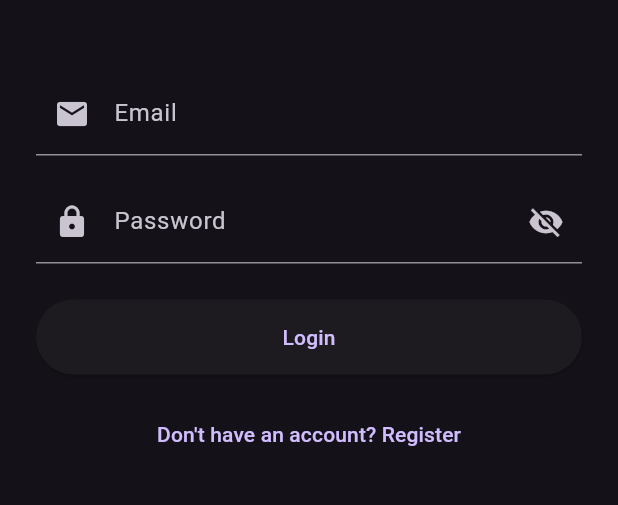
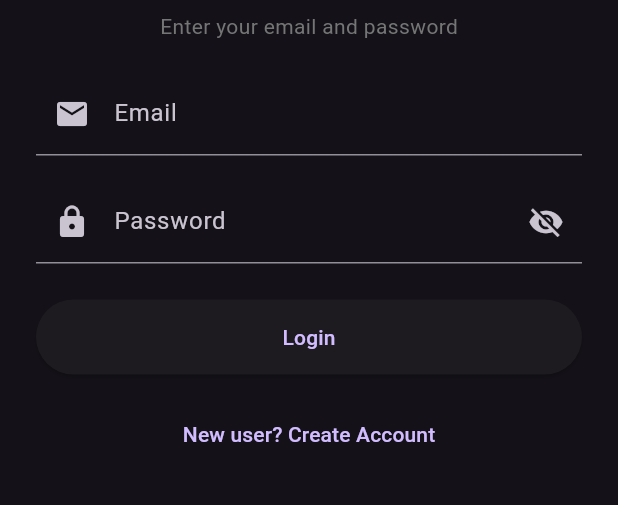
Before and after one commit to akihmluh-collab/AutoMobileAssist, a Flutter app: the screen it shows after launch, on a phone screen of 412 x 824 dp, the part 413-918 px from its top. Run offline on Flutter 3.47's test engine with Material 3 defaults, Android fonts, the phone set to English and light mode, and no system bars; our stand-ins replace cloud_firestore, firebase_auth, firebase_core; accounts and stored records are empty.

Commit message:
Phase 2 Complete: Auth + Dashboards + UI fixes (removed Admin from registration)

```diff
--- a/lib/providers/auth_provider.dart
+++ b/lib/providers/auth_provider.dart
@@ -39,11 +39,11 @@ class AuthProvider with ChangeNotifier {
     return user != null;
   }
 
-  Future<bool> register(String email, String password, String name, String role) async {
+  Future<bool> register(String email, String password, String name, String phone, String role) async {
     _loading = true;
     notifyListeners();
 
-    final user = await _authService.register(email, password, name, role);
+    final user = await _authService.register(email, password, name, phone, role);
     _user = user;
     _loading = false;
     notifyListeners();
--- a/lib/screens/auth/login_screen.dart
+++ b/lib/screens/auth/login_screen.dart
@@ -50,7 +50,12 @@ class _LoginScreenState extends State<LoginScreen> {
               'Auto-Mobile Assist',
               style: TextStyle(fontSize: 28, fontWeight: FontWeight.bold),
             ),
-            const SizedBox(height: 48),
+            const SizedBox(height: 8),
+            Text(
+              'Enter your email and password',
+              style: TextStyle(color: Colors.grey.shade600),
+            ),
+            const SizedBox(height: 20),
             TextField(
               controller: _emailController,
               decoration: const InputDecoration(
@@ -92,7 +97,7 @@ class _LoginScreenState extends State<LoginScreen> {
                   MaterialPageRoute(builder: (_) => const RegisterScreen()),
                 );
               },
-              child: const Text("Don't have an account? Register"),
+              child: const Text("New user? Create Account"),
             ),
           ],
         ),
```
Also changed, not shown: lib/screens/auth/register_screen.dart (+70 -20 lines), 2 other files.
